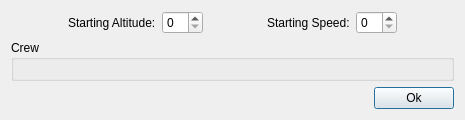
wchamilton/CEManeuverLog, file turn_logger/PreGamePrompt.ui: the form before one commit.
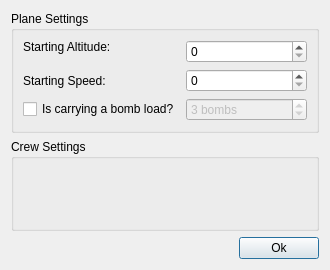
The form after the commit.

Commit message: Added functionality to enable reloading of guns, as well as added a control to the pre-game prompt which lets the player control if and how many bombs are available on the aircraft. Changed the hacky logic that was handling the fetching of data from the input fields to a list which pairs the input widgets with the corresponding crew member.

Diff of the .ui file:
```diff
--- a/turn_logger/PreGamePrompt.ui
+++ b/turn_logger/PreGamePrompt.ui
@@ -6,8 +6,8 @@
    <rect>
     <x>0</x>
     <y>0</y>
-    <width>465</width>
-    <height>111</height>
+    <width>330</width>
+    <height>270</height>
    </rect>
   </property>
   <property name="windowTitle">
@@ -15,73 +15,67 @@
   </property>
   <layout class="QGridLayout" name="gridLayout_2" rowstretch="0,1,0">
    <item row="0" column="0">
-    <spacer name="horizontalSpacer_2">
-     <property name="orientation">
-      <enum>Qt::Horizontal</enum>
+    <widget class="QGroupBox" name="groupBox">
+     <property name="title">
+      <string>Plane Settings</string>
      </property>
-     <property name="sizeHint" stdset="0">
-      <size>
-       <width>55</width>
-       <height>20</height>
-      </size>
-     </property>
-    </spacer>
-   </item>
-   <item row="0" column="1">
+     <layout class="QGridLayout" name="gridLayout_3">
+      <item row="2" column="1">
+       <widget class="QSpinBox" name="starting_speed">
+        <property name="maximum">
+         <number>4</number>
+        </property>
+       </widget>
+      </item>
+      <item row="3" column="0">
+       <widget class="QCheckBox" name="has_bombs">
+        <property name="text">
+         <string>Is carrying a bomb load?</string>
+        </property>
+       </widget>
+      </item>
+      <item row="0" column="0">
     <widget class="QLabel" name="label">
      <property name="text">
       <string>Starting Altitude:</string>
      </property>
     </widget>
    </item>
-   <item row="0" column="2">
+      <item row="0" column="1" rowspan="2">
     <widget class="QSpinBox" name="starting_alt"/>
    </item>
-   <item row="0" column="3">
-    <spacer name="horizontalSpacer_3">
-     <property name="orientation">
-      <enum>Qt::Horizontal</enum>
-     </property>
-     <property name="sizeHint" stdset="0">
-      <size>
-       <width>55</width>
-       <height>20</height>
-      </size>
-     </property>
-    </spacer>
-   </item>
-   <item row="0" column="4">
+      <item row="3" column="1">
+       <widget class="QSpinBox" name="bomb_count">
+        <property name="enabled">
+         <bool>false</bool>
+        </property>
+        <property name="suffix">
+         <string> bombs</string>
+        </property>
+        <property name="value">
+         <number>3</number>
+        </property>
+       </widget>
+      </item>
+      <item row="2" column="0">
     <widget class="QLabel" name="label_2">
      <property name="text">
       <string>Starting Speed:</string>
      </property>
     </widget>
    </item>
-   <item row="0" column="5">
-    <widget class="QSpinBox" name="starting_speed"/>
+     </layout>
+    </widget>
    </item>
-   <item row="0" column="6">
-    <spacer name="horizontalSpacer_4">
-     <property name="orientation">
-      <enum>Qt::Horizontal</enum>
-     </property>
-     <property name="sizeHint" stdset="0">
-      <size>
-       <width>55</width>
-       <height>20</height>
-      </size>
-     </property>
-    </spacer>
-   </item>
-   <item row="1" column="0" colspan="7">
+   <item row="1" column="0">
     <widget class="QGroupBox" name="crew_names_grid">
      <property name="title">
-      <string>Crew</string>
+      <string>Crew Settings</string>
      </property>
      <layout class="QGridLayout" name="gridLayout"/>
     </widget>
    </item>
-   <item row="2" column="0" colspan="7">
+   <item row="2" column="0">
     <layout class="QHBoxLayout" name="horizontalLayout">
      <item>
       <spacer name="horizontalSpacer">
```
Left out of the diff: 16 changed lines with no effect on the pictures. Lines whose indentation alone changed are shown as unchanged. The commit also changes 7 other files.
